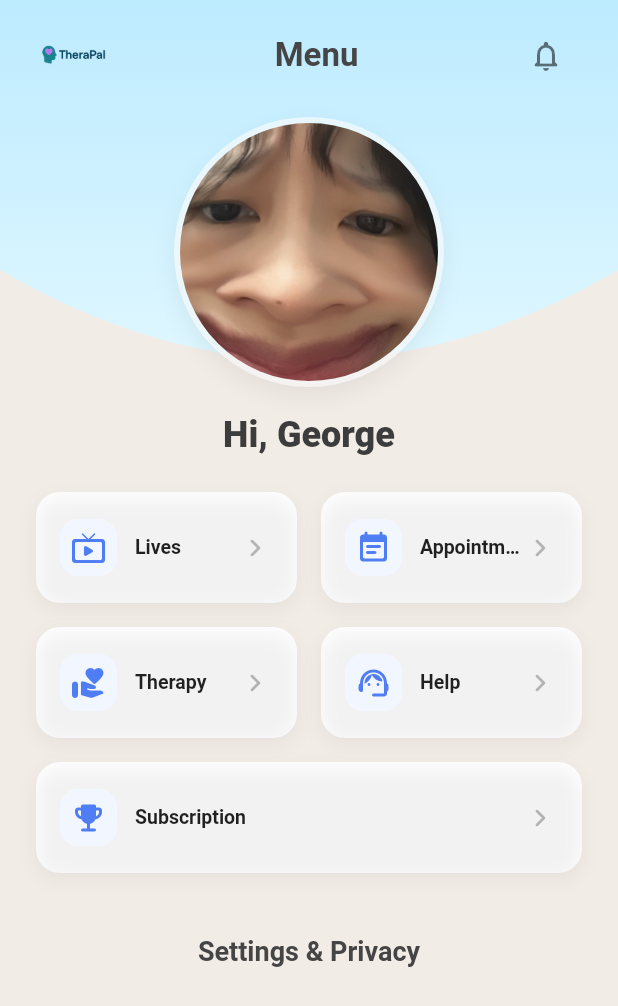
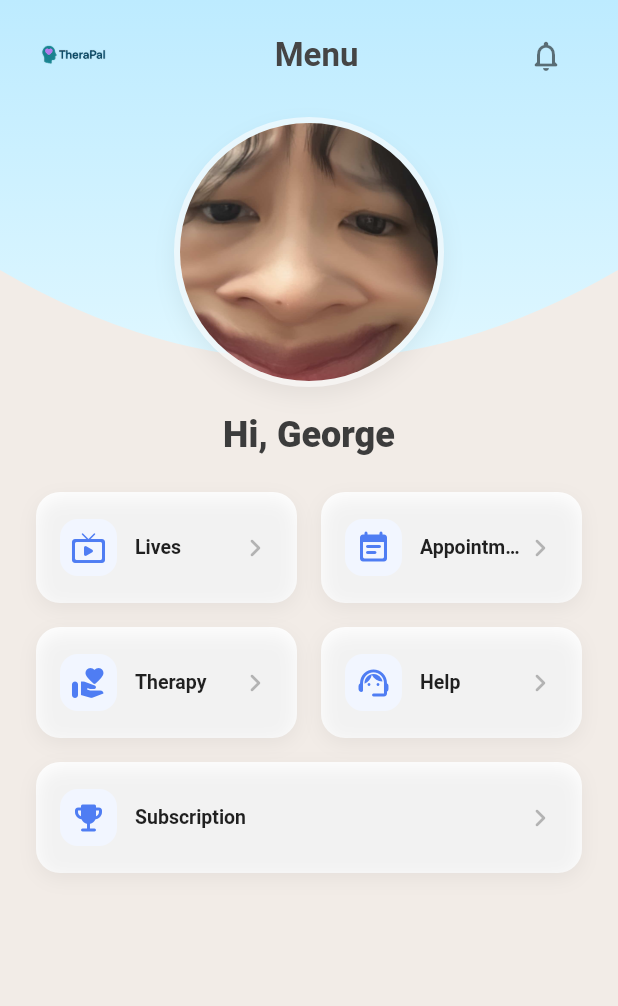
Before and after one commit to PittayaNM/therapal, a Flutter app: the HomeScreen screen opened by its route, on a phone screen of 412 x 824 dp. Shown: the top 1006 px of the screen. Run offline on Flutter 3.47's test engine with Material 3 defaults, Android fonts, the phone set to English and light mode, and no system bars.

Commit message:
hide settings

```diff
--- a/lib/HomePage/home_screen.dart
+++ b/lib/HomePage/home_screen.dart
@@ -195,17 +195,17 @@ class _HomeScreenState extends State<HomeScreen> {
 
                   const SizedBox(height: 28),
 
-                  TextButton(
-                    onPressed: () => _tap('Settings & Privacy'),
-                    child: const Text(
-                      'Settings & Privacy',
-                      style: TextStyle(
-                        fontSize: 18,
-                        fontWeight: FontWeight.w700,
-                        color: Color(0xFF454545),
-                      ),
-                    ),
-                  ),
+                  // TextButton(
+                  //   onPressed: () => _tap('Settings & Privacy'),
+                  //   child: const Text(
+                  //     'Settings & Privacy',
+                  //     style: TextStyle(
+                  //       fontSize: 18,
+                  //       fontWeight: FontWeight.w700,
+                  //       color: Color(0xFF454545),
+                  //     ),
+                  //   ),
+                  // ),
                 ],
               ),
             ),
```
